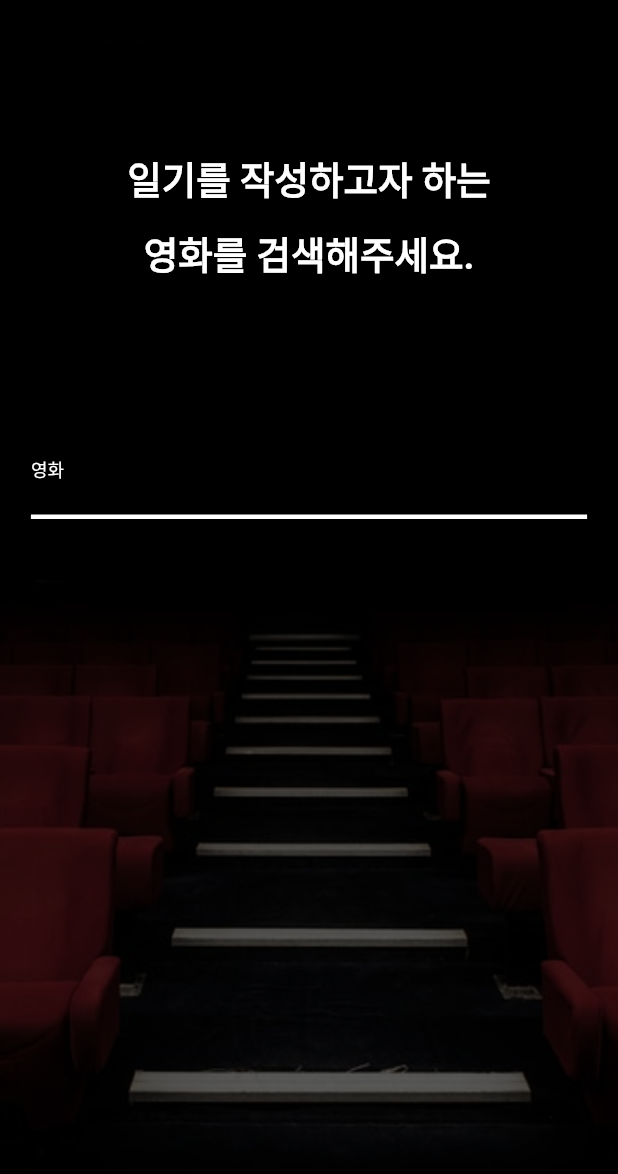
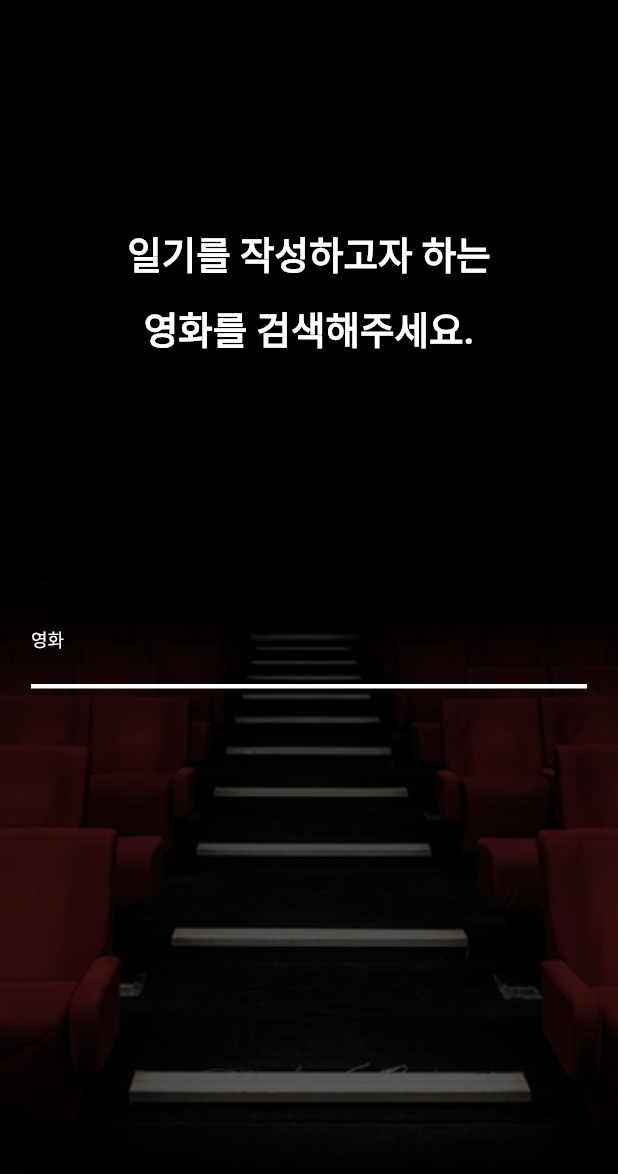
Before and after one commit to baeharam/My-Movie-Diary, a Flutter app: the HomeScreen screen opened by its route, after a tap on "나의 영화일기", after a tap on "영화일기 작성하기", on a phone screen of 412 x 824 dp. Shown: the top 1174 px of the screen. Run offline on Flutter 3.47's test engine with Material 2 defaults, Android fonts, the phone set to English and light mode, and no system bars; our stand-ins replace get_it, rxdart; missing offline and left inert: flutter_kakao_login, keyboard_visibility; Roboto replaces fonts that are missing (Chosunilbo_myungjo); statements that could not run were skipped.

Commit message:
Complete animation of search bar
Signed-off-by: bae haram <gkfkagkfka12@naver.com>

```diff
--- a/lib/screens/home_screen.dart
+++ b/lib/screens/home_screen.dart
@@ -19,6 +19,7 @@ class _HomeScreenState extends State<HomeScreen> with SingleTickerProviderStateM
   @override
   void initState() {
     super.initState();
+    _streamController = StreamController<bool>();
     _fadeAnimationInitialization();
   }
 
@@ -30,7 +31,6 @@ class _HomeScreenState extends State<HomeScreen> with SingleTickerProviderStateM
   }
 
   void _fadeAnimationInitialization() {
-    _streamController = StreamController<bool>();
     _fadeAnimationController =AnimationController(
       vsync: this,
       duration: const Duration(milliseconds: 1000)
--- a/lib/screens/search_screen.dart
+++ b/lib/screens/search_screen.dart
@@ -14,12 +14,13 @@ class _SearchScreenState extends State<SearchScreen> with SingleTickerProviderSt
   int _subscriber;
   bool _keyboardState;
   AnimationController _searchAnimationController;
-  Animation _searchAnimation;
+  Animation _liftUpAnimation,_fadeAnimation;
 
   @override
   void initState() {
     super.initState();
     _animationInitialization();
+    _keyboardListenerInitialization();
   }
 
   @override
@@ -33,15 +34,21 @@ class _SearchScreenState extends State<SearchScreen> with SingleTickerProviderSt
   void _animationInitialization() {
     _searchAnimationController = AnimationController(
       vsync: this,
-      duration: const Duration(milliseconds: 300)
+      duration: const Duration(milliseconds: 500)
     );
-    _searchAnimation = Tween(
-      begin: 100.0,
-      end: 30.0
-    ).animate(CurvedAnimation(
+    _liftUpAnimation = Tween(begin: 150.0,end: 0.0)
+    .animate(CurvedAnimation(
       parent: _searchAnimationController,
       curve: Curves.easeOut
     ));
+    _fadeAnimation = Tween(begin: 1.0, end: 0.0)
+    .animate(CurvedAnimation(
+      parent: _searchAnimationController,
+      curve: Curves.easeIn
+    ));
+  }
+
+  void _keyboardListenerInitialization() {
     _keyboardState = _keyboardVisibility.isKeyboardVisible;
     _subscriber = _keyboardVisibility.addNewListener(
       onChange: (state){
@@ -67,14 +74,17 @@ class _SearchScreenState extends State<SearchScreen> with SingleTickerProviderSt
           ),
         ),
         child: AnimatedBuilder(
-          animation: _searchAnimation,
+          animation: _liftUpAnimation,
           builder: (context, widget){
             return Column(
               children: [
-                SizedBox(height: _searchAnimation.value),
-                _searchAnimation.value>30.0 ?
-                Container(
-                  child: Column(
+                SizedBox(height: _liftUpAnimation.value),
+                Opacity(
+                  opacity: _fadeAnimation.value,
+                  child: Container(
+                    width: double.infinity,
+                    height: _liftUpAnimation.value,
+                    child: _liftUpAnimation.value>80.0 ? Column(
                       children: [
                         Text(
                           '일기를 작성하고자 하는',
@@ -88,9 +98,10 @@ class _SearchScreenState extends State<SearchScreen> with SingleTickerProviderSt
                           textAlign: TextAlign.center
                         )
                       ],
+                    ) : Container(),
                   )
-                ):Container(),
-                SizedBox(height: _searchAnimation.value),
+                ),
+                SizedBox(height: 100.0),
                 Column(
                   children: [
                     Theme(
```
Lines whose indentation alone changed are shown as unchanged.
